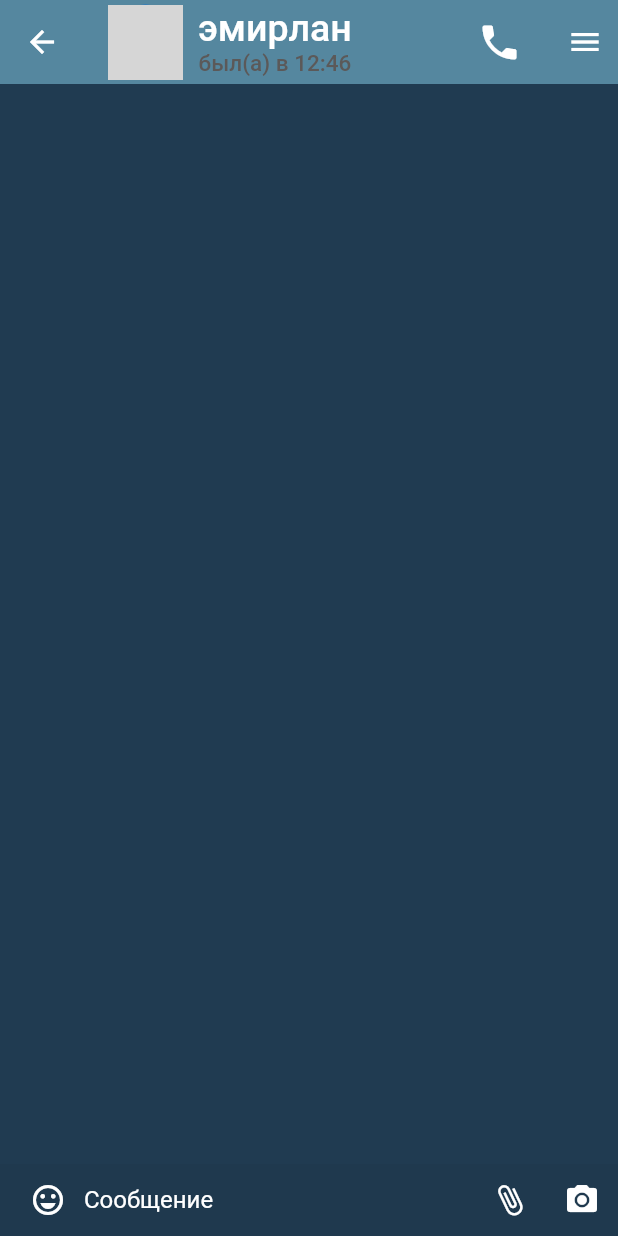
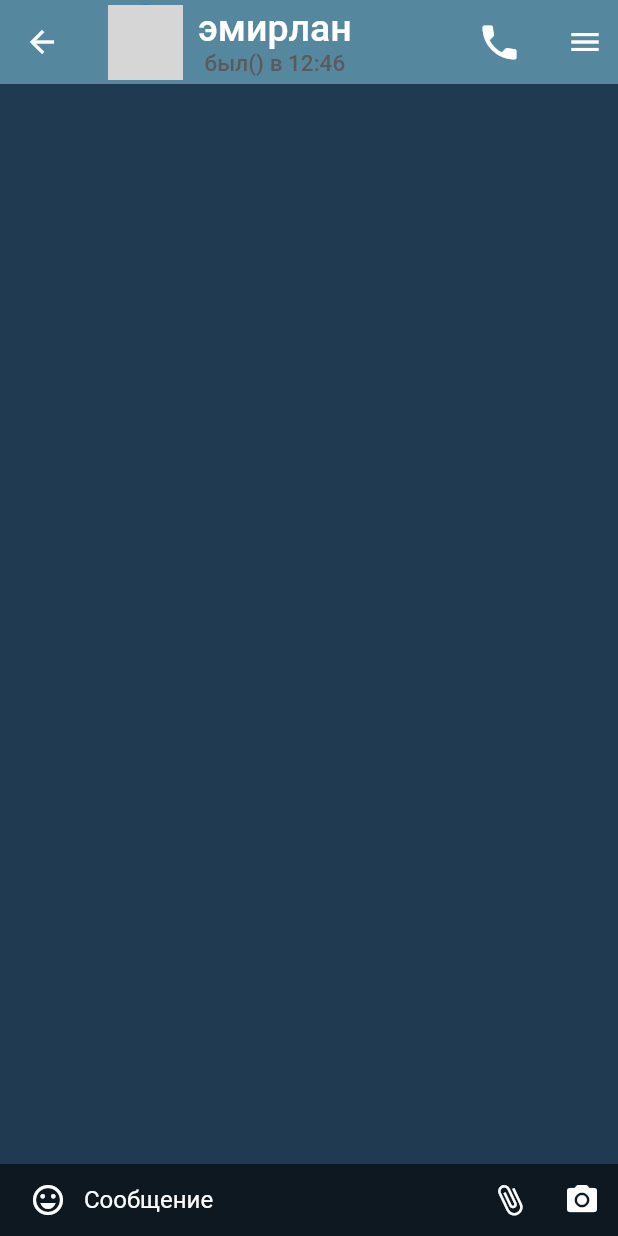
Before and after one commit to gulzigit22/Telegram, a Flutter app: the mainig2 screen opened directly, on a phone screen of 412 x 824 dp. Run offline on Flutter 3.47's test engine with Material 2 defaults, Android fonts, the phone set to English and light mode, and no system bars; grey boxes are pictures that could not be loaded.

Commit message:
ЛЫФИС

```diff
--- a/telegram_1/lib/telegram2.dart
+++ b/telegram_1/lib/telegram2.dart
@@ -47,7 +47,7 @@ class _mainig2State extends State<mainig2> {
                   style: TextStyle(fontSize: 25, color: Colors.white),
                 ),
                 Text(
-                  'был(а) в 12:46',
+                  'был() в 12:46',
                   style: TextStyle(
                       fontSize: 15, color: Color.fromARGB(255, 91, 89, 89)),
                 )
@@ -79,7 +79,7 @@ class _mainig2State extends State<mainig2> {
           minLines: 1,
           decoration: InputDecoration(
             focusColor: Colors.white,
-            // fillColor: Colors.black.withOpacity(0.6),
+            fillColor: Colors.black.withOpacity(0.6),
             filled: true,
 
             // fillColor: Colors.white,
```
